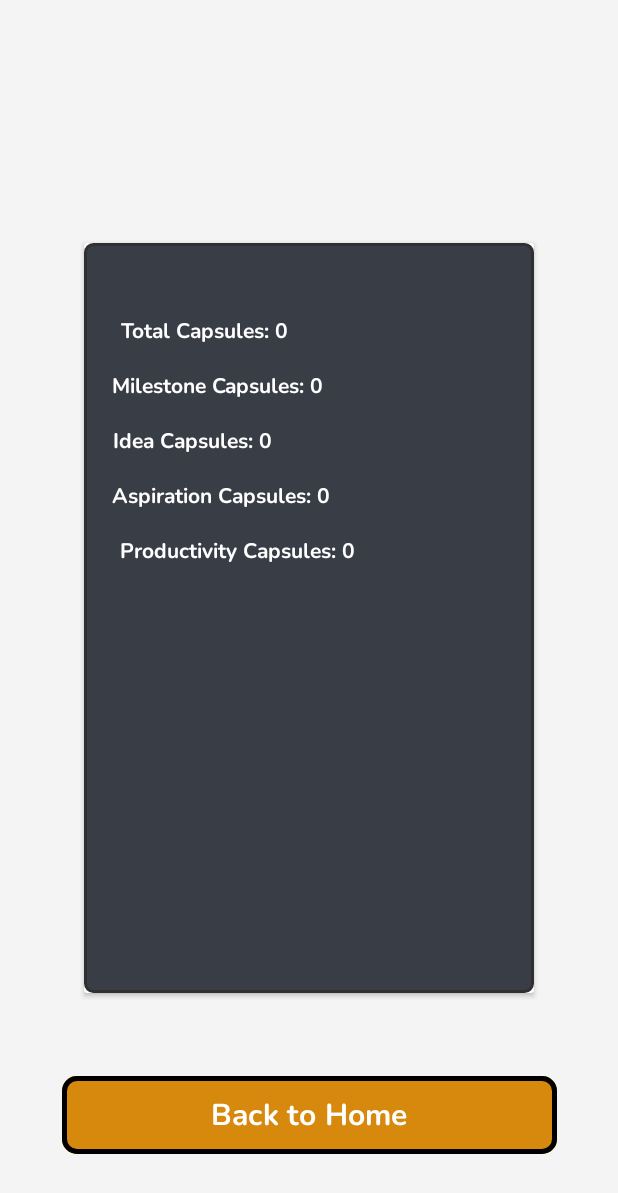
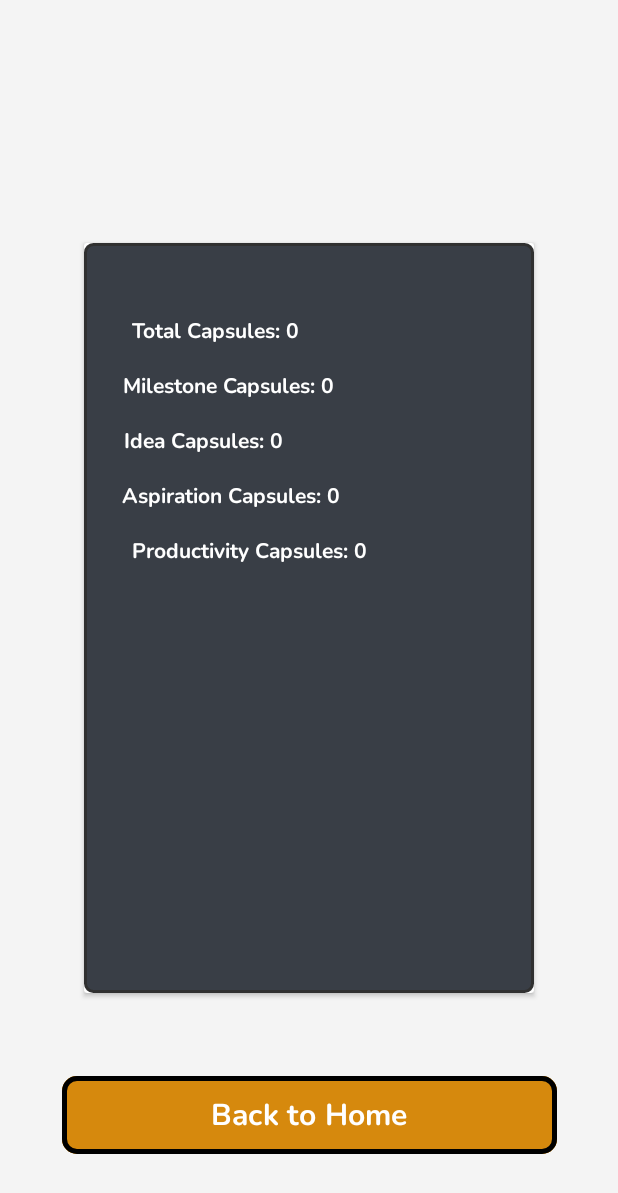
Before and after one commit to DragunWF/DevVault, an Android app: the ProfileActivity screen opened directly, with no data from a screen before it, on a phone screen of 412 x 824 dp. Shown: the top 1193 px of the screen. Run offline under Robolectric (Android 15) with nearby library versions, the phone set to English and light mode, and no system bars.

Commit message:
Update alignment

```diff
--- a/app/src/main/res/layout/activity_profile.xml
+++ b/app/src/main/res/layout/activity_profile.xml
@@ -35,6 +35,7 @@
                 android:id="@+id/capsulesTextView"
                 android:layout_width="wrap_content"
                 android:layout_height="wrap_content"
+                android:layout_marginStart="8dp"
                 android:layout_marginTop="20dp"
                 android:fontFamily="@font/nunito_bold"
                 android:text="Total Capsules :"
@@ -48,6 +49,7 @@
                 android:id="@+id/milestoneTextView"
                 android:layout_width="wrap_content"
                 android:layout_height="wrap_content"
+                android:layout_marginStart="8dp"
                 android:layout_marginTop="16dp"
                 android:fontFamily="@font/nunito_bold"
                 android:text="Milestone :"
@@ -61,6 +63,7 @@
                 android:id="@+id/ideaTextView"
                 android:layout_width="wrap_content"
                 android:layout_height="wrap_content"
+                android:layout_marginStart="8dp"
                 android:layout_marginTop="16dp"
                 android:fontFamily="@font/nunito_bold"
                 android:text="Idea :"
@@ -74,6 +77,7 @@
                 android:id="@+id/aspirationTextView"
                 android:layout_width="wrap_content"
                 android:layout_height="wrap_content"
+                android:layout_marginStart="8dp"
                 android:layout_marginTop="16dp"
                 android:fontFamily="@font/nunito_bold"
                 android:text="Aspiration :"
@@ -87,7 +91,7 @@
                 android:id="@+id/productivityTextView"
                 android:layout_width="wrap_content"
                 android:layout_height="wrap_content"
-                android:layout_marginStart="24dp"
+                android:layout_marginStart="32dp"
                 android:layout_marginTop="16dp"
                 android:fontFamily="@font/nunito_bold"
                 android:text="Productivity :"
```
